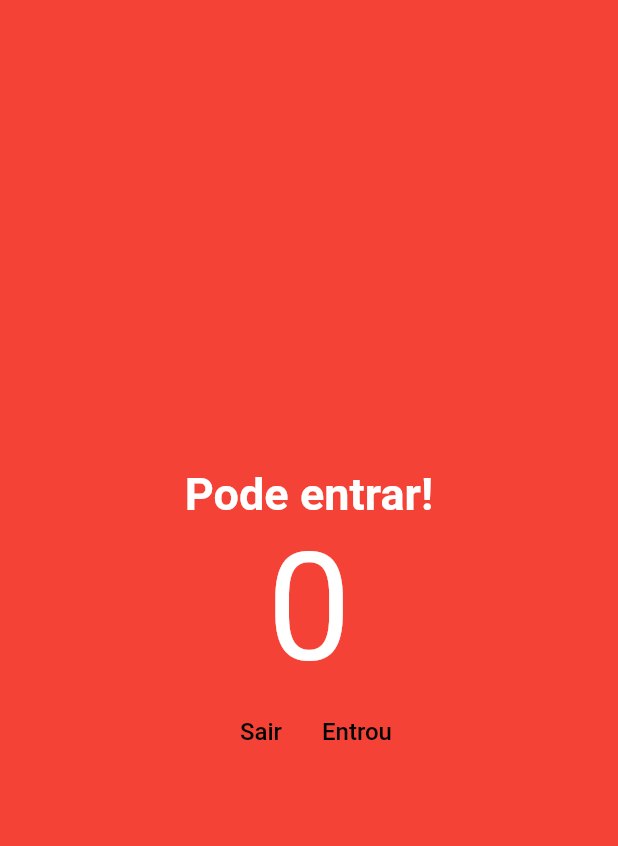
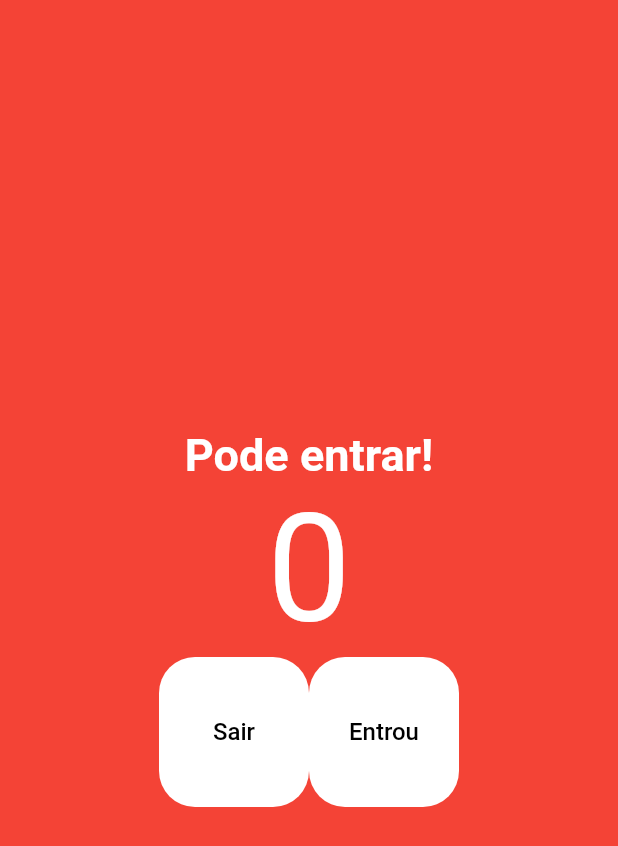
Before and after one commit to rafa7w/people-counter, a Flutter app: the screen it shows after launch, on a phone screen of 412 x 824 dp. Shown: the top 846 px of the screen. Run offline on Flutter 3.47's test engine with Material 2 defaults, Android fonts, the phone set to English and light mode, and no system bars.

```diff
--- a/lib/main.dart
+++ b/lib/main.dart
@@ -54,6 +54,13 @@ class HomePage extends StatelessWidget {
             children: [
               TextButton(
                 onPressed: decrement,
+                style: TextButton.styleFrom(
+                  backgroundColor: Colors.white,
+                  fixedSize: const Size(100, 100),
+                  primary: Colors.black,
+                  shape: RoundedRectangleBorder(
+                      borderRadius: BorderRadius.circular(24)),
+                ),
                 child: const Text(
                   'Sair',
                   style: TextStyle(
@@ -64,6 +71,13 @@ class HomePage extends StatelessWidget {
               ),
               TextButton(
                 onPressed: increment,
+                style: TextButton.styleFrom(
+                  backgroundColor: Colors.white,
+                  fixedSize: const Size(100, 100),
+                  primary: Colors.black,
+                  shape: RoundedRectangleBorder(
+                      borderRadius: BorderRadius.circular(24)),
+                ),
                 child: const Text(
                   'Entrou',
                   style: TextStyle(
```
